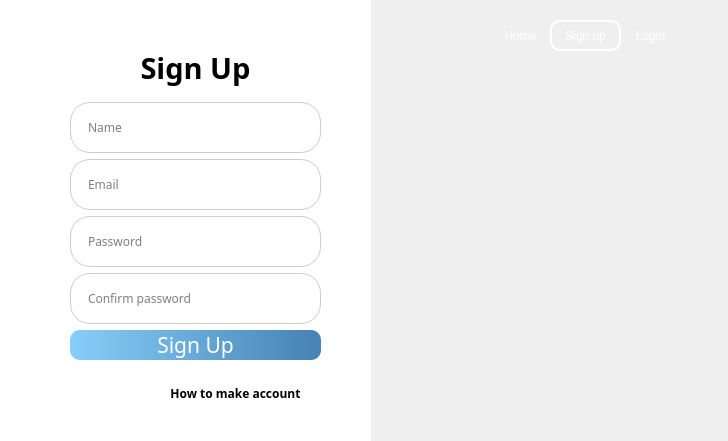
Old version of the form ui/Sign_Up.ui in the repository xuanducdepzai/python-app.
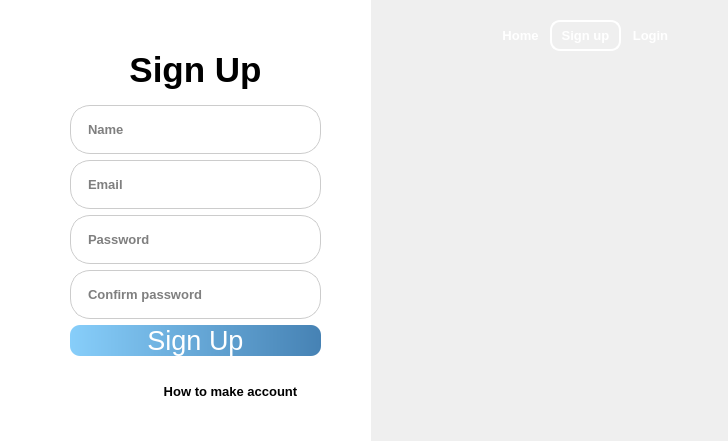
New version of the form. Icons and pictures are not drawn.

```diff
--- a/ui/Sign_Up.ui
+++ b/ui/Sign_Up.ui
@@ -23,6 +23,12 @@
       <height>31</height>
      </rect>
     </property>
+    <property name="font">
+     <font>
+      <pointsize>10</pointsize>
+      <bold>true</bold>
+     </font>
+    </property>
     <property name="styleSheet">
      <string notr="true">border-radius:5px;
 color:rgb(255, 255, 255)</string>
@@ -40,6 +46,12 @@
       <height>31</height>
      </rect>
     </property>
+    <property name="font">
+     <font>
+      <pointsize>10</pointsize>
+      <bold>true</bold>
+     </font>
+    </property>
     <property name="styleSheet">
      <string notr="true">border-radius:5px;
 
@@ -58,6 +70,12 @@
       <height>31</height>
      </rect>
     </property>
+    <property name="font">
+     <font>
+      <pointsize>10</pointsize>
+      <bold>true</bold>
+     </font>
+    </property>
     <property name="styleSheet">
      <string notr="true">border-radius:10px;
 color:rgb(255, 255, 255);
@@ -176,7 +194,9 @@
       <widget class="QLineEdit" name="txt_email">
        <property name="font">
         <font>
-         <family>Segoe Script</family>
+         <family>Segoe UI</family>
+         <pointsize>10</pointsize>
+         <bold>true</bold>
         </font>
        </property>
        <property name="styleSheet">
@@ -200,7 +220,9 @@
       <widget class="QLineEdit" name="txt_password">
        <property name="font">
         <font>
-         <family>Segoe Script</family>
+         <family>Segoe UI</family>
+         <pointsize>10</pointsize>
+         <bold>true</bold>
         </font>
        </property>
        <property name="styleSheet">
@@ -224,7 +246,9 @@
       <widget class="QLineEdit" name="txt_confirm_pwd">
        <property name="font">
         <font>
-         <family>Segoe Script</family>
+         <family>Segoe UI</family>
+         <pointsize>10</pointsize>
+         <bold>true</bold>
         </font>
        </property>
        <property name="styleSheet">
@@ -248,8 +272,9 @@
       <widget class="QPushButton" name="btn_register">
        <property name="font">
         <font>
-         <family>Segoe Print</family>
-         <pointsize>16</pointsize>
+         <family>Segoe UI</family>
+         <pointsize>20</pointsize>
+         <bold>false</bold>
         </font>
        </property>
        <property name="styleSheet">
@@ -267,7 +292,9 @@
       <widget class="QLineEdit" name="txt_name">
        <property name="font">
         <font>
-         <family>Segoe Script</family>
+         <family>Segoe UI</family>
+         <pointsize>10</pointsize>
+         <bold>true</bold>
         </font>
        </property>
        <property name="styleSheet">
@@ -300,7 +327,7 @@
           </property>
           <property name="sizeHint" stdset="0">
            <size>
-            <width>80</width>
+            <width>70</width>
             <height>20</height>
            </size>
           </property>
@@ -310,7 +337,8 @@
          <widget class="QPushButton" name="btn_Make_acc">
           <property name="font">
            <font>
-            <family>Segoe Script</family>
+            <family>Segoe UI</family>
+            <pointsize>10</pointsize>
             <bold>true</bold>
            </font>
           </property>
@@ -331,8 +359,8 @@
       <widget class="QLabel" name="label_2">
        <property name="font">
         <font>
-         <family>Segoe Print</family>
-         <pointsize>22</pointsize>
+         <family>Segoe UI</family>
+         <pointsize>26</pointsize>
          <bold>true</bold>
         </font>
        </property>
```
